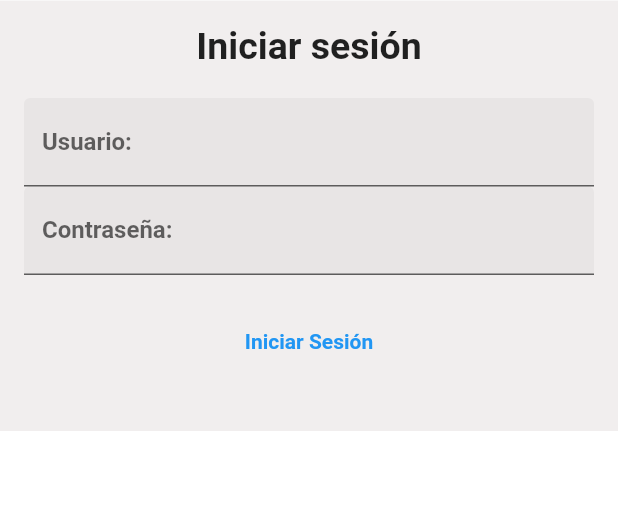
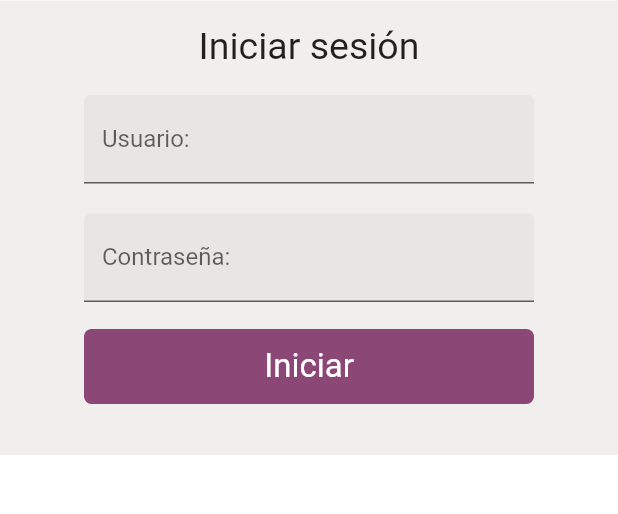
Before and after one commit to Fialtron/FlutterP01, a Flutter app: the InicioSesion screen opened by its route, on a phone screen of 412 x 824 dp, the part 172-686 px from its top. Run offline on Flutter 3.47's test engine with Material 2 defaults, Android fonts, the phone set to English and light mode, and no system bars.

Commit message:
Actualizacion menu
Menú sin back

```diff
--- a/lib/vistas/InicioSesion.dart
+++ b/lib/vistas/InicioSesion.dart
@@ -25,6 +25,7 @@ class InicioSesion extends StatelessWidget {
                         alignment: Alignment.center,
                         child: Container(
                           color: Color.fromRGBO(224, 218, 218, 0.45),
+                          width: 500,
                           child: SingleChildScrollView(
                             padding: const EdgeInsets.all(16),
                             child: ConstrainedBox(
@@ -40,6 +41,7 @@ class InicioSesion extends StatelessWidget {
                                           fontFamily: 'Roboto', fontSize: 25),
                                     ),
                                     SizedBox(
+                                      width: 300,
                                       child: Column(
                                         children: [
                                           TextFormField(
@@ -48,6 +50,9 @@ class InicioSesion extends StatelessWidget {
                                               hintText: 'correo@ejemplo.com',
                                               labelText: 'Usuario:',
                                             ),
+                                          ),
+                                          SizedBox(
+                                            height: 20,
                                           ),
                                           TextFormField(
                                             obscureText: true,
@@ -59,14 +64,31 @@ class InicioSesion extends StatelessWidget {
                                         ],
                                       ),
                                     ),
-                                    TextButton(
-                                        child: const Text('Iniciar Sesión'),
-                                        onPressed: () {}),
+                                    SizedBox(
+                                      width: 300,
+                                      height: 50,
+                                      child: ClipRRect(
+                                        borderRadius: BorderRadius.circular(5),
+                                        child: ElevatedButton(
+                                          style: ButtonStyle(
+                                            backgroundColor:
+                                                MaterialStateProperty
+                                                    .all<Color>(Color.fromRGBO(
+                                                        139, 71, 118, 1)),
+                                          ),
+                                          onPressed: () {},
+                                          child: const Text(
+                                            'Iniciar',
+                                            style: TextStyle(fontSize: 22),
+                                          ),
+                                        ),
+                                      ),
+                                    ),
                                   ].expand(
                                     (widget) => [
                                       widget,
                                       const SizedBox(
-                                        height: 20,
+                                        height: 18,
                                       )
                                     ],
                                   )
--- a/pubspec.yaml
+++ b/pubspec.yaml
@@ -44,7 +44,7 @@ flutter:
   fonts:
     - family: Roboto
       fonts:
-        - asset: assets/fuentes/Roboto-Bold.ttf
+        - asset: assets/fuentes/Roboto-Regular.ttf
     - family: Open_Sans_Condensed
       fonts:
         - asset: assets/fuentes/OpenSansCondensed-Light.ttf
```
